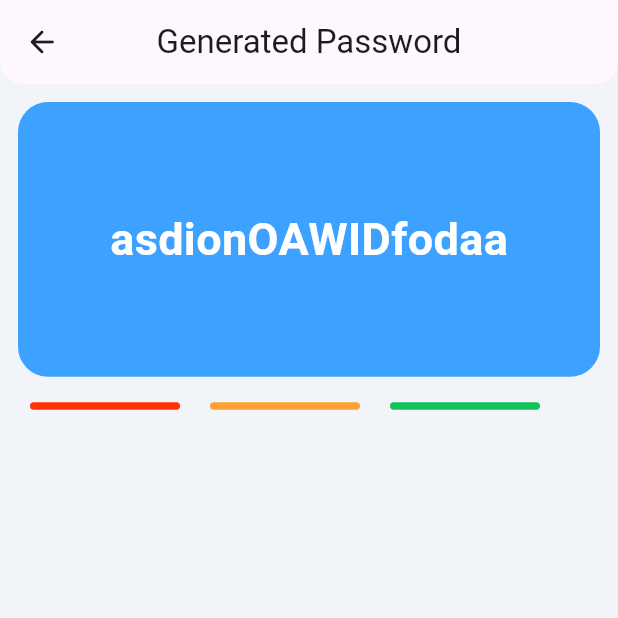
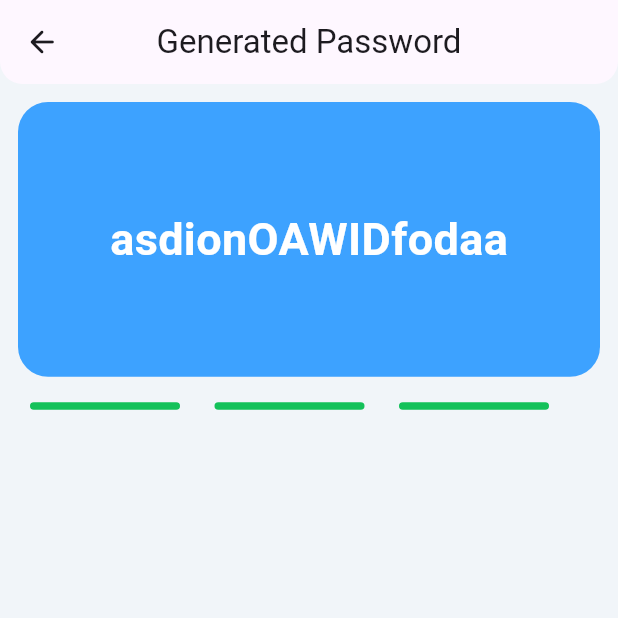
Before and after one commit to Nishan-Pradhan06/passwordgenerator, a Flutter app: the HomePage screen opened directly, on a phone screen of 412 x 824 dp, the top half of it. Run offline on Flutter 3.47's test engine with Material 3 defaults, Android fonts, the light colour scheme and no system bars; our stand-ins replace shared_preferences, smooth_page_indicator; accounts and stored records are empty.

Commit message:
bar updated

```diff
--- a/lib/home/presentation/main_home_page.dart
+++ b/lib/home/presentation/main_home_page.dart
@@ -57,7 +57,6 @@ class _HomePageState extends State<HomePage> {
           SizedBox(
             height: 5.0,
           ),
-          ButtonBar(),
         ],
       ),
     );
--- a/lib/home/widgets/bar.dart
+++ b/lib/home/widgets/bar.dart
@@ -15,37 +15,28 @@ class _BarContainerState extends State<BarContainer> {
       padding: const EdgeInsets.symmetric(horizontal: 20),
       child: Row(
         children: [
-          Container(
-            height: 5,
-            width: 100,
-            decoration: BoxDecoration(
-              color: BrandColors.kLow,
-              borderRadius: BorderRadius.circular(20),
-            ),
+          _buildBarContainer(BrandColors.kStrong),
+          const SizedBox(
+            width: 23,
           ),
+          _buildBarContainer(BrandColors.kStrong),
           const SizedBox(
-            width: 20,
+            width: 23,
           ),
-          Container(
-            height: 5,
-            width: 100,
-            decoration: BoxDecoration(
-              color: BrandColors.kMedium,
-              borderRadius: BorderRadius.circular(20),
-            ),
-          ),
-          const SizedBox(
-            width: 20,
-          ),
-          Container(
-            height: 5,
-            width: 100,
-            decoration: BoxDecoration(
-              color: BrandColors.kStrong,
-              borderRadius: BorderRadius.circular(20),
-            ),
-          ),
+          _buildBarContainer(BrandColors.kStrong),
         ],
+        // _buildBarContainer(BrandColors.kSecondary);
+      ),
+    );
+  }
+
+  Widget _buildBarContainer(Color color) {
+    return Container(
+      height: 5,
+      width: 100,
+      decoration: BoxDecoration(
+        color: color,
+        borderRadius: BorderRadius.circular(20),
       ),
     );
   }
```
Also changed, not shown: lib/home/widgets/buttons.dart (+67 -13 lines), assets/logo.png (added).
